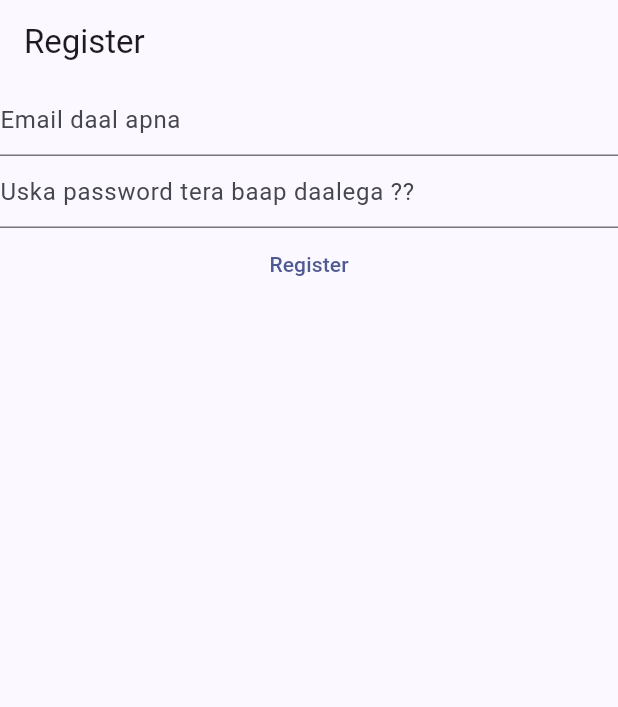
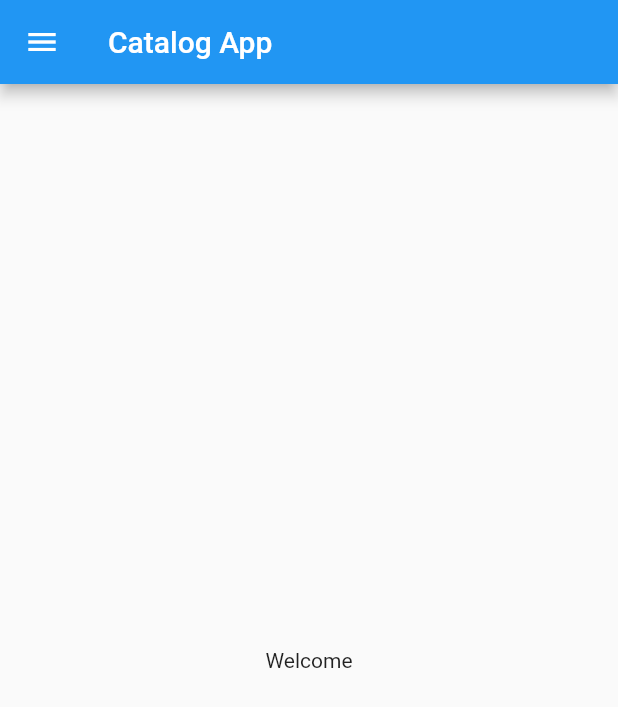
Before and after one commit to Ayushpani/flutterPrac, a Flutter app: the screen it shows after launch, on a phone screen of 412 x 824 dp. Shown: the top 707 px of the screen. Run offline on Flutter 3.47's test engine with Material 2 defaults, Android fonts, the phone set to English and light mode, and no system bars; our stand-ins replace firebase_auth, firebase_core; accounts and stored records are empty.

Commit message:
day2 completed

```diff
--- /dev/null
+++ b/lib/home_page.dart
@@ -0,0 +1,20 @@
+import 'package:flutter/material.dart';
+
+class HomePage extends StatelessWidget {
+  const HomePage({super.key});
+
+  @override
+  Widget build(BuildContext context) {
+    return Scaffold(
+      appBar: AppBar(
+        title: Text("Catalog App"),
+      ),
+        body: Center(
+          child: Container(
+            child: Text('Welcome')
+          ),
+        ),
+        drawer: Drawer(),
+      );
+  }
+}
--- a/lib/main.dart
+++ b/lib/main.dart
@@ -1,87 +1,20 @@
 import 'package:firebase_core/firebase_core.dart';
 import 'package:flutter/material.dart';
 import 'package:firebase_auth/firebase_auth.dart';
+import 'package:flutter_application_1/home_page.dart';
 import 'firebase_options.dart';
 
 void main() {
-
-  runApp(MaterialApp(
-      title: 'Flutter Demo',
-      theme: ThemeData(
-
-        colorScheme: ColorScheme.fromSeed(seedColor  : Color.fromARGB(255, 10, 66, 221)),
-        useMaterial3: true,
-      ),
-      home: const HomePage(),
-    ),);
+ runApp(MyApp());
 }
 
-class HomePage extends StatefulWidget {
-  const HomePage({super.key});
-
-  @override
-  State<HomePage> createState() => _HomePageState();
-}
-
-class _HomePageState extends State<HomePage> {
-
-  late final TextEditingController _email;
-  late final TextEditingController _password;
-
-  @override
-  void initState() {
-    _email = TextEditingController();
-    _password  = TextEditingController();
-    super.initState();
-  }
-
+class MyApp extends StatelessWidget {
+  const MyApp({super.key});
 
   @override
   Widget build(BuildContext context) {
-    return Scaffold(
-      appBar: AppBar(
-        title: const Text('Register')
-        ),
-        body: Column(
-          children: [
-          TextField
-          (
-            controller: _email,
-            autocorrect: false,
-            enableSuggestions: false,
-            keyboardType: TextInputType.emailAddress,
-            decoration: InputDecoration(
-              hintText: 'Email daal apna'
-            ),
-            ),
-          TextField
-          (
-            controller: _password,
-            obscureText: true,
-            enableSuggestions: false,
-            autocorrect: false,
-            decoration: InputDecoration(
-              hintText: 'Uska password tera baap daalega ??'
-            ),
-            ),
-          TextButton(
-            onPressed: () async
-            {
-              await Firebase.initializeApp(
-              options: DefaultFirebaseOptions.currentPlatform, );
-
-              final email = _email.text;
-              final password = _password.text;
-              final UserCredential= await FirebaseAuth.instance.createUserWithEmailAndPassword(
-                email: email,
-                password: password
-                );
-                print(UserCredential);
-            },
-            child: const Text('Register'),
-              ),
-          ],
-        ),
+    return MaterialApp(
+      home: HomePage(),
     );
   }
 }
```
